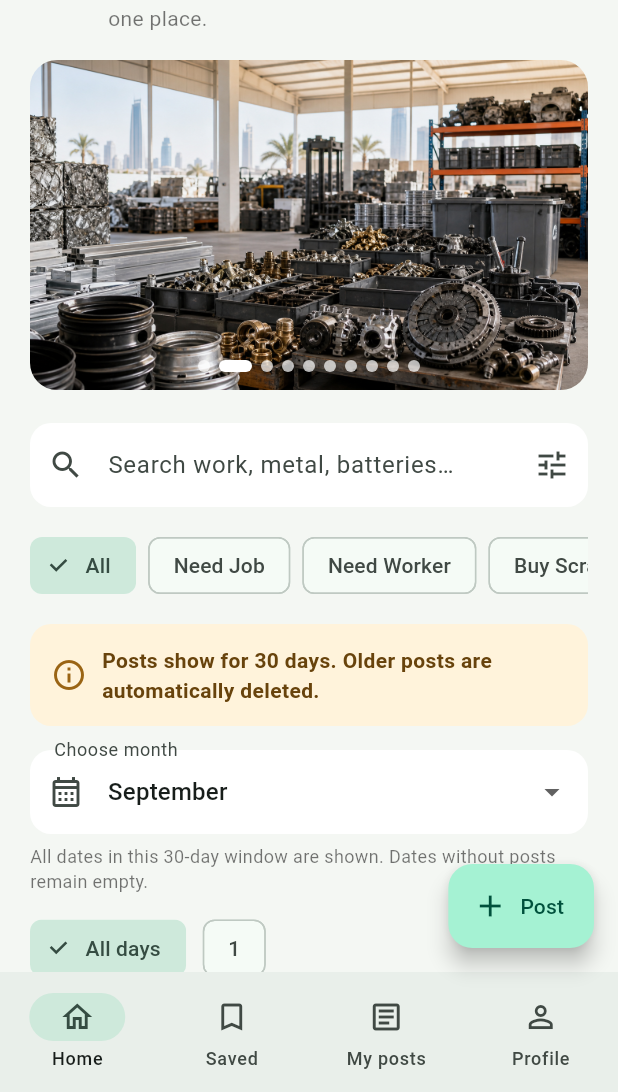
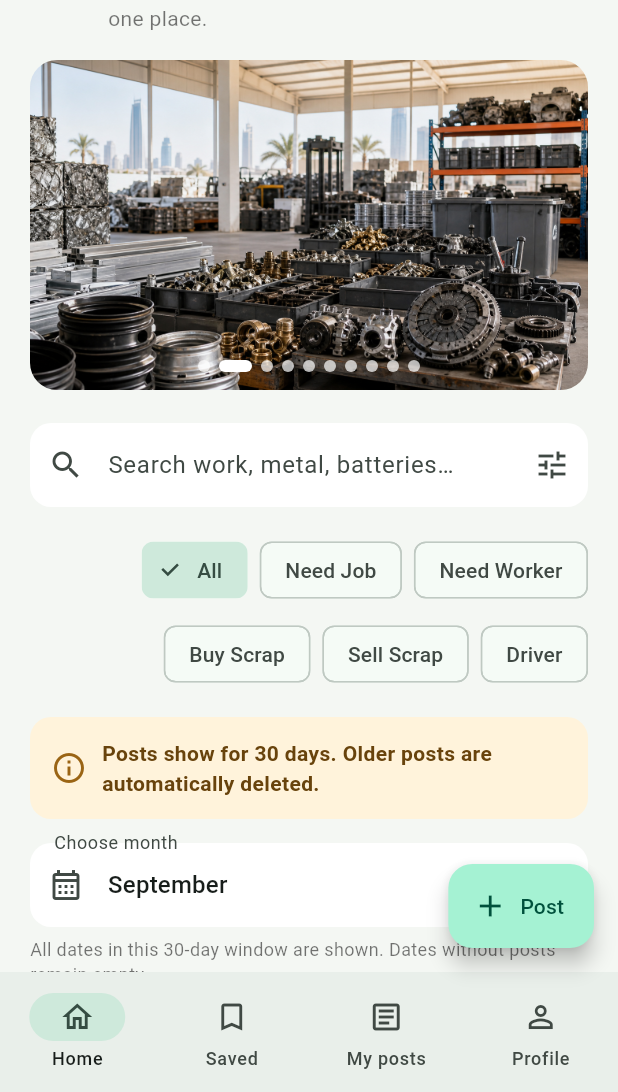
Before and after one commit to itflutter5/torik-dammam, a Flutter app: the screen it shows after launch, on a phone screen of 412 x 824 dp, the part 144-1236 px from its top. Run offline on Flutter 3.47's test engine with Material 3 defaults, Android fonts, the phone set to English and light mode, and no system bars; our stand-ins replace image_picker, shared_preferences; network calls fail.

Commit message:
Align home categories to the right

```diff
--- a/client/lib/main.dart
+++ b/client/lib/main.dart
@@ -690,31 +690,24 @@ class _HomePageState extends State<HomePage> {
                         ),
                       ),
                       const SizedBox(height: 18),
-                      SizedBox(
-                        height: 42,
-                        child: ListView(
-                          scrollDirection: Axis.horizontal,
-                          children:
-                              [
+                      Align(
+                        alignment: Alignment.centerRight,
+                        child: Wrap(
+                          alignment: WrapAlignment.end,
+                          spacing: 8,
+                          runSpacing: 8,
+                          children: [
                             'All',
                             'Need Job',
                             'Need Worker',
                             'Buy Scrap',
                             'Sell Scrap',
                             'Driver',
-                                  ]
-                                  .map(
-                                    (label) => Padding(
-                                      padding: const EdgeInsets.only(right: 8),
-                                      child: ChoiceChip(
+                          ].map((label) => ChoiceChip(
                             label: Text(label),
                             selected: filter == label,
-                                        onSelected: (_) =>
-                                            setState(() => filter = label),
-                                      ),
-                                    ),
-                                  )
-                                  .toList(),
+                            onSelected: (_) => setState(() => filter = label),
+                          )).toList(),
                         ),
                       ),
                       const SizedBox(height: 18),
```
Lines whose indentation alone changed are shown as unchanged.
